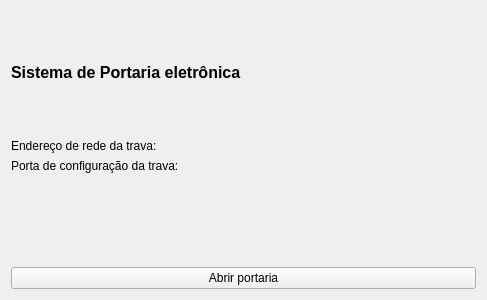
First picture: the form in porteiro/uis/main.ui, repository Jw-progamer/portaria, before the edit.
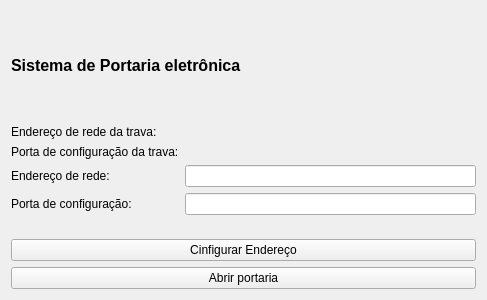
Second picture: the form after the edit.

```diff
--- a/porteiro/uis/main.ui
+++ b/porteiro/uis/main.ui
@@ -58,10 +58,37 @@
        </property>
       </widget>
      </item>
+     <item row="2" column="0">
+      <widget class="QLabel" name="label_4">
+       <property name="text">
+        <string>Endereço de rede:</string>
+       </property>
+      </widget>
+     </item>
+     <item row="3" column="0">
+      <widget class="QLabel" name="label_5">
+       <property name="text">
+        <string>Porta de configuração:</string>
+       </property>
+      </widget>
+     </item>
+     <item row="2" column="1">
+      <widget class="QLineEdit" name="iptxt"/>
+     </item>
+     <item row="3" column="1">
+      <widget class="QLineEdit" name="portatxt"/>
+     </item>
     </layout>
    </item>
    <item>
-    <widget class="QPushButton" name="pushButton">
+    <widget class="QPushButton" name="configBtn">
+     <property name="text">
+      <string>Cinfigurar Endereço</string>
+     </property>
+    </widget>
+   </item>
+   <item>
+    <widget class="QPushButton" name="openBtn">
      <property name="text">
       <string>Abrir portaria</string>
      </property>
```
